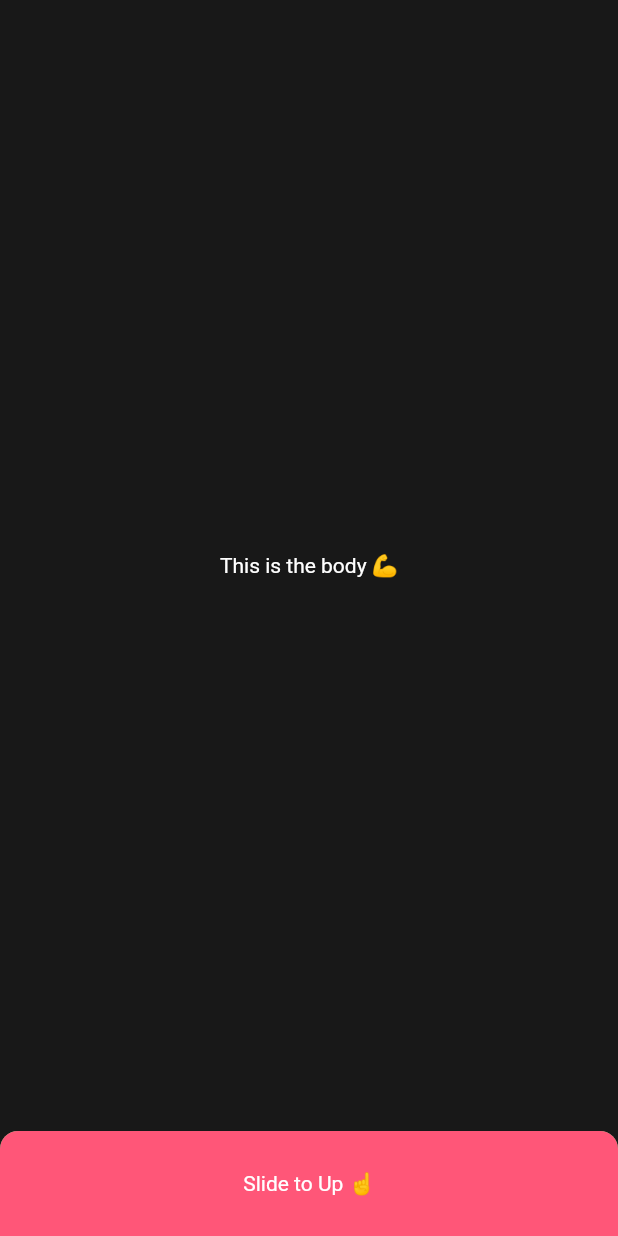
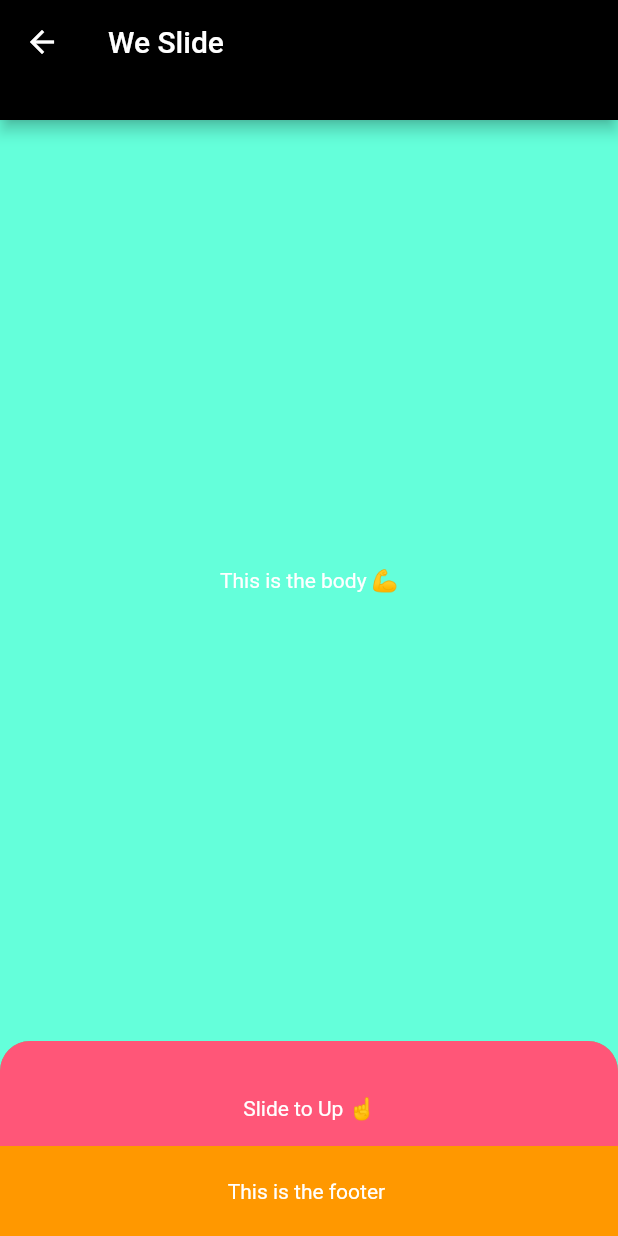
Before and after one commit to lannodev/we_slide, a Flutter app: the Basic screen opened directly, on a phone screen of 412 x 824 dp. Run offline on Flutter 3.47's test engine with Material 2 defaults, Android fonts, the phone set to English and light mode, and no system bars.

Commit message:
close #4

```diff
--- a/example/lib/basic/basic.dart
+++ b/example/lib/basic/basic.dart
@@ -12,28 +12,52 @@ class _BasicState extends State<Basic> {
   @override
   Widget build(BuildContext context) {
     final _colorScheme = Theme.of(context).colorScheme;
-    final double _panelMinSize = 70.0;
-    final double _panelMaxSize = MediaQuery.of(context).size.height / 2;
+    final double _panelMinSize = 130.0;
+    final double _panelMaxSize = MediaQuery.of(context).size.height;
+    final _controller = WeSlideController();
+
     return Scaffold(
       backgroundColor: Colors.black,
       body: WeSlide(
+        parallax: true,
+        hideAppBar: true,
+        hideFooter: false,
         panelMinSize: _panelMinSize,
         panelMaxSize: _panelMaxSize,
-        panelBackground: _colorScheme.background,
-        panelBorderRadiusBegin: 12.0,
-        panelBorderRadiusEnd: 12.0,
+        backgroundColor: Colors.tealAccent,
+        panelBorderRadiusBegin: 20.0,
+        panelBorderRadiusEnd: 20.0,
+        parallaxOffset: 0.3,
+        appBarHeight: 80.0,
+        footerHeight: 60.0,
+        controller: _controller,
+        appBar: AppBar(
+          title: Text("We Slide"),
+          leading: BackButton(),
+          backgroundColor: Colors.black,
+        ),
         body: Container(
-          color: _colorScheme.background,
+          color: Colors.tealAccent,
           child: Center(child: Text("This is the body 💪")),
         ),
         panel: Container(
           color: _colorScheme.primary,
           child: Center(child: Text("This is the panel 😊")),
         ),
-        panelHeader: Container(
-          height: _panelMinSize,
-          color: _colorScheme.secondary,
-          child: Center(child: Text("Slide to Up ☝️")),
+        panelHeader: GestureDetector(
+          onTap: () {
+            _controller.show();
+          },
+          child: Container(
+            height: 90.0,
+            color: _colorScheme.secondary,
+            child: Center(child: Text("Slide to Up ☝️")),
+          ),
+        ),
+        footer: Container(
+          height: 60.0,
+          color: Colors.orange,
+          child: Center(child: Text("This is the footer ")),
         ),
       ),
     );
--- a/example/lib/main.dart
+++ b/example/lib/main.dart
@@ -1,8 +1,8 @@
 import 'package:flutter/material.dart';
 
-// import 'basic/basic.dart';
-// import 'store_app/store_app.dart';
-import 'music_app/music_app.dart';
+import 'basic/basic.dart';
+//import 'store_app/store_app.dart';
+//import 'music_app/music_app.dart';
 import 'theme.dart';
 
 void main() {
@@ -19,8 +19,9 @@ class MyApp extends StatelessWidget {
       darkTheme: AppTheme.darkThemeData,
       title: 'WeSlide Demo',
       debugShowCheckedModeBanner: false,
-      home: MusicApp(),
+      //home: MusicApp(),
       //home: StoreApp(),
+      home: Basic(),
     );
   }
 }
--- a/example/lib/music_app/music_app.dart
+++ b/example/lib/music_app/music_app.dart
@@ -25,24 +25,16 @@ class _MusicAppState extends State<MusicApp> {
         panelMinSize: _panelMinSize,
         panelMaxSize: _panelMaxSize,
         overlayOpacity: 0.9,
-        //blur: true,
-        //blurSigma: 0.9,
-        parallax: true,
+        overlay: true,
         body: Home(),
         panelHeader: MiniPlayer(onTap: _controller.show),
         panel: Player(onTap: _controller.hide),
         footer: BottomBar(),
+        appBar: AppBar(
+          backgroundColor: Colors.red,
+          title: Text("Title"),
+        ),
       ),
-
-      // body: Home(),
-      // bottomNavigationBar: Column(
-      //   mainAxisSize: MainAxisSize.min,
-      //   children: [
-      //     MiniPlayer(),
-      //     Divider(color: colorTheme.background, height: 1),
-      //     BottomBar(),
-      //   ],
-      // ),
     );
   }
 }
--- a/example/lib/store_app/store_app.dart
+++ b/example/lib/store_app/store_app.dart
@@ -28,10 +28,11 @@ class _StoreAppState extends State<StoreApp> {
         transformScaleEnd: 0.85,
         panelMinSize: 0.0,
         panelMaxSize: _size.height * .90,
-        footerOffset: 60.0,
+        footerHeight: 60.0,
         body: Home(onTap: _controller.show),
         panel: Details(onTap: _controller.hide),
         footer: BottomBar(),
+        //appBar: AppBar(),
       ),
     );
   }
--- a/lib/src/weslide.dart
+++ b/lib/src/weslide.dart
@@ -1,4 +1,3 @@
-import 'dart:math';
 import 'dart:ui';
 
 import 'package:flutter/material.dart';
@@ -10,6 +9,10 @@ class WeSlide extends StatefulWidget {
   /// This is the widget that will be below as a footer,
   /// this can be used as a [BottomNavigationBar]
   final Widget? footer;
+
+  /// This is the widget that will be on top as a AppBar,
+  /// this can be used as a [AppBar]
+  final Widget? appBar;
 
   /// This is the widget that will be hided with [Panel].
   /// You can fit any widget. This parameter is required
@@ -71,10 +74,13 @@ class WeSlide extends StatefulWidget {
   /// By default is 0.1
   final double parallaxOffset;
 
-  /// Set this value to create an hide animation with footer
-  /// Is recommended to set [footer] height value.
+  /// This is the value that set the footer height.
   /// by default is 60.0
-  final double footerOffset;
+  final double footerHeight;
+
+  /// This is the value that set the appbar height.
+  /// by default is 80.0
+  final double appBarHeight;
 
   /// This is the value that defines opacity
   /// overlay effect bethen body and panel.
@@ -100,9 +106,9 @@ class WeSlide extends StatefulWidget {
   /// By default is Colors.black
   final Color blurColor;
 
-  /// This is the value that defines background color panel.
-  /// By default is Colors.black
-  final Color panelBackground;
+  /// This is the value that defines background color.
+  /// By default is Colors.black end should be the same as [body]
+  final Color backgroundColor;
 
   /// This is the value that defines if you want to hide the footer.
   /// By default is true
@@ -128,6 +134,10 @@ class WeSlide extends StatefulWidget {
   /// to enable Gaussian blur effect. By default is false
   final bool blur;
 
+  /// This is the value that defines if you want
+  /// to enable Gaussian blur effect. By default is false
+  final bool hideAppBar;
+
   /// This is the value that create a fade transition over panel header
   final List<TweenSequenceItem<double>> fadeSequence;
 
@@ -143,6 +153,7 @@ class WeSlide extends StatefulWidget {
   WeSlide({
     Key? key,
     this.footer,
+    this.appBar,
     required this.body,
     this.panel,
     this.panelHeader,
@@ -161,20 +172,23 @@ class WeSlide extends StatefulWidget {
     this.blurSigma = 5.0,
     this.overlayColor = Colors.black,
     this.blurColor = Colors.black,
-    this.panelBackground = Colors.black,
-    this.footerOffset = 60.0,
+    this.backgroundColor = Colors.black,
+    this.footerHeight = 60.0,
+    this.appBarHeight = 80.0,
     this.hideFooter = true,
     this.hidePanelHeader = true,
     this.parallax = false,
     this.transformScale = false,
     this.overlay = false,
     this.blur = false,
+    this.hideAppBar = true,
     List<TweenSequenceItem<double>>? fadeSequence,
     this.animateDuration = const Duration(milliseconds: 300),
     this.controller,
   })  : /*assert(body != null, 'body could not be null'),*/
         assert(panelMinSize >= 0.0, 'panelMinSize cannot be negative'),
-        assert(footerOffset >= 0.0, 'footerOffset cannot be negative'),
+        assert(footerHeight >= 0.0, 'footerHeight cannot be negative'),
+        assert(appBarHeight >= 0.0, 'appBarHeight cannot be negative'),
         assert(panel != null, 'panel could not be null'),
         assert(panelMaxSize >= panelMinSize,
             'panelMaxSize cannot be less than panelMinSize'),
@@ -212,7 +226,6 @@ class _WeSlideState extends State<WeSlide> with SingleTickerProviderStateMixin {
   WeSlideController get _effectiveController => widget.controller!;
 
   // Check if panel is visible
-
   bool get _ispanelVisible =>
       _ac.status == AnimationStatus.completed ||
       _ac.status == AnimationStatus.forward;
@@ -242,6 +255,7 @@ class _WeSlideState extends State<WeSlide> with SingleTickerProviderStateMixin {
         .animate(_ac);
     // Fade Animation sequence
     _fadeAnimation = TweenSequence(widget.fadeSequence).animate(_ac);
+
     // Super Init State
     super.initState();
   }
@@ -303,7 +317,6 @@ class _WeSlideState extends State<WeSlide> with SingleTickerProviderStateMixin {
   }
 
   // Get Body Animation [Paralax]
-
   Animation<Offset> _getAnimationOffSet(
       {required double minSize, required double maxSize}) {
     final _closedPercentage =
@@ -318,13 +331,71 @@ class _WeSlideState extends State<WeSlide> with SingleTickerProviderStateMixin {
         .animate(_ac);
   }
 
+  //Get Panel size
+  double _getPanelSize() {
+    var _size = 0.0;
+    /* If footer is visible*/
+    if (!widget.hideFooter && widget.footer != null) {
+      _size += widget.footerHeight;
+    }
+    /* If appbar is visible*/
+    if (!widget.hideAppBar && widget.appBar != null) {
+      _size += widget.appBarHeight;
+    }
+
+    return _size;
+  }
+
+  /* Get panel maxsize location*/
+  double _getPanelLocation() {
+    var _location = widget.panelMaxSize;
+    if (widget.appBar != null && !widget.hideAppBar) {
+      _location += -widget.appBarHeight;
+    }
+    return _location;
+  }
+
+  /* Get Body location*/
+  double _getBodyLocation() {
+    var _location = 0.0;
+
+    /* if appbar */
+    if (widget.appBar != null) {
+      _location += widget.appBarHeight;
+    }
+
+    /* if paralax*/
+    if (widget.parallax) {
+      _location += _ac.value *
+          (widget.panelMaxSize - widget.panelMinSize) *
+          -widget.parallaxOffset;
+    }
+    return _location;
+  }
+
+  double _getBodyHeight() {
+    var _size = widget.panelMinSize;
+    /* If appbar is visible*/
+    if (widget.appBar != null) _size += widget.appBarHeight;
+
+    /* if no panelMinSize value*/
+    if (widget.panelMinSize == 0.0 && widget.footer != null) {
+      _size += widget.footerHeight;
+    }
+
+    return _size;
+  }
+
   @override
   Widget build(BuildContext context) {
     //Get MediaQuery Sizes
     final _height = MediaQuery.of(context).size.height;
     final _width = MediaQuery.of(context).size.width;
 
-    return Stack(
+    return Container(
+      height: _height,
+      color: widget.backgroundColor, // Same as body,
+      child: Stack(
         alignment: Alignment.bottomCenter,
         children: <Widget>[
           /** Body widget **/
@@ -332,11 +403,7 @@ class _WeSlideState extends State<WeSlide> with SingleTickerProviderStateMixin {
             animation: _ac,
             builder: (context, child) {
               return Positioned(
-              top: widget.parallax
-                  ? (_ac.value *
-                      (widget.panelMaxSize - widget.panelMinSize) *
-                      -widget.parallaxOffset)
-                  : 0.0,
+                top: _getBodyLocation(),
                 child: Transform.scale(
                   scale: widget.transformScale ? _scaleAnimation.value : 1.0,
                   alignment: Alignment.bottomCenter,
@@ -351,7 +418,7 @@ class _WeSlideState extends State<WeSlide> with SingleTickerProviderStateMixin {
               );
             },
             child: Container(
-            height: _height - max(widget.panelMinSize, widget.footerOffset),
+              height: _height - _getBodyHeight(),
               width: widget.bodyWidth ?? _width,
               child: widget.body,
             ),
@@ -371,7 +438,6 @@ class _WeSlideState extends State<WeSlide> with SingleTickerProviderStateMixin {
                 );
               },
             ),
-
           /** Enable Overlay Effect **/
           if (!widget.blur && widget.overlay)
             AnimatedBuilder(
@@ -385,22 +451,13 @@ class _WeSlideState extends State<WeSlide> with SingleTickerProviderStateMixin {
                 );
               },
             ),
-        /* Fill with background color behind panel border radius */
-        Positioned(
-          bottom: 0.0,
-          width: widget.panelWidth ?? _width,
-          height: widget.panelMinSize,
-          child: Container(
-            color: widget.panelBackground,
-          ),
-        ),
           /** Panel widget **/
           AnimatedBuilder(
             animation: _ac,
             builder: (_, child) {
               return SlideTransition(
                 position: _getAnimationOffSet(
-                  maxSize: widget.panelMaxSize, minSize: widget.panelMinSize),
+                    maxSize: _getPanelLocation(), minSize: widget.panelMinSize),
                 child: GestureDetector(
                   onVerticalDragUpdate: _handleVerticalUpdate,
                   onVerticalDragEnd: _handleVerticalEnd,
@@ -422,7 +479,10 @@ class _WeSlideState extends State<WeSlide> with SingleTickerProviderStateMixin {
             child: Stack(
               children: <Widget>[
                 /** Panel widget **/
-              widget.panel!,
+                Container(
+                  height: _height - _getPanelSize(),
+                  child: widget.panel!,
+                ),
                 /** Panel Header widget **/
                 widget.panelHeader != null && widget.hidePanelHeader
                     ? FadeTransition(
@@ -438,12 +498,11 @@ class _WeSlideState extends State<WeSlide> with SingleTickerProviderStateMixin {
                           },
                         ),
                       )
-                  : Container(),
+                    : SizedBox.shrink(),
                 /** panelHeader widget is null ?**/
-
                 widget.panelHeader != null && !widget.hidePanelHeader
                     ? widget.panelHeader!
-                  : Container(),
+                    : SizedBox.shrink(),
               ],
             ),
           ),
@@ -453,16 +512,35 @@ class _WeSlideState extends State<WeSlide> with SingleTickerProviderStateMixin {
                   animation: _ac,
                   builder: (context, child) {
                     return Positioned(
+                      height: widget.footerHeight,
                       bottom: widget.hideFooter
-                        ? _ac.value * -widget.footerOffset
+                          ? _ac.value * -widget.footerHeight
                           : 0.0,
                       width: MediaQuery.of(context).size.width,
                       child: widget.footer!,
                     );
                   },
                 )
-            : Container(),
+              : SizedBox.shrink(),
+          // AppBar
+          widget.appBar != null
+              ? AnimatedBuilder(
+                  animation: _ac,
+                  builder: (context, child) {
+                    return Positioned(
+                      height: widget.appBarHeight,
+                      top: widget.hideAppBar
+                          ? _ac.value * -widget.appBarHeight
+                          : 0.0,
+                      left: 0,
+                      right: 0,
+                      child: widget.appBar!,
+                    );
+                  },
+                )
+              : SizedBox.shrink(),
         ],
+      ),
     );
   }
 }
--- a/pubspec.yaml
+++ b/pubspec.yaml
@@ -1,6 +1,6 @@
 name: we_slide
 description: A Flutter package which implements a backdrop displaying contextual and actionable content. =]
-version: 2.0.1
+version: 2.1.0
 homepage: https://github.com/luciano-work/we_slide
 
 environment:
```
Also changed, not shown: 2 other files. Lines whose indentation alone changed are shown as unchanged.
